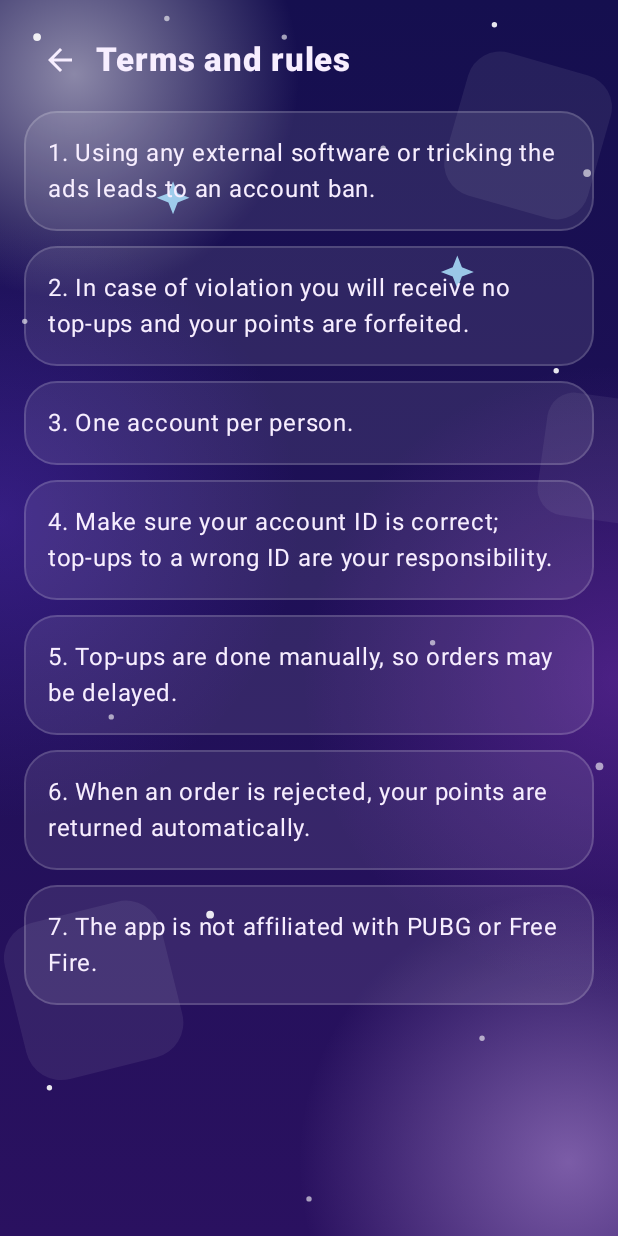
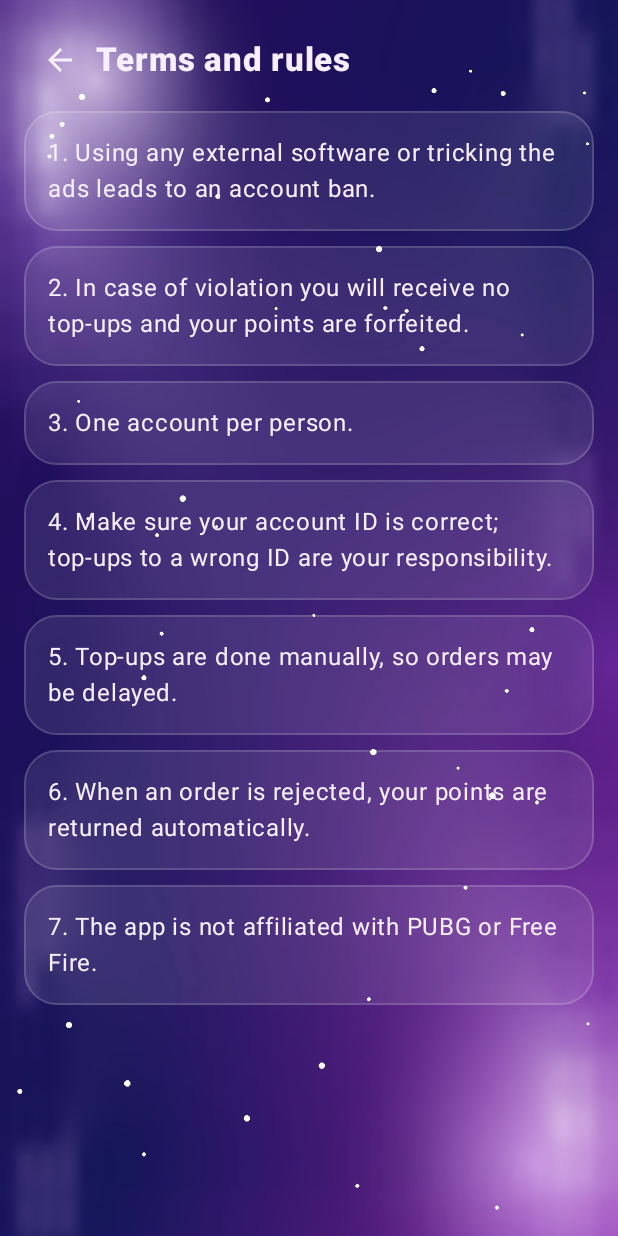
Before and after one commit to almqtrykarmbdalrhmn-ux/ghanima, an Android app built with Jetpack Compose: the screen it shows after launch (MainActivity), after a tap on "By signing up you accept the terms and r", on a phone screen of 412 x 824 dp. Run offline under Robolectric (Android 15) with nearby library versions, the phone set to English and light mode, and no system bars; our stand-ins replace AdMob; 3 other taps on this screen came first.

Commit message:
Add files via upload

```diff
--- a/android/app/src/main/java/com/honestreward/app/Art.kt
+++ b/android/app/src/main/java/com/honestreward/app/Art.kt
@@ -1,10 +1,13 @@
 package com.honestreward.app
 
 import androidx.compose.foundation.Canvas
+import androidx.compose.foundation.Image
 import androidx.compose.foundation.layout.fillMaxSize
+import androidx.compose.foundation.shape.RoundedCornerShape
 import androidx.compose.foundation.layout.size
 import androidx.compose.runtime.Composable
 import androidx.compose.ui.Modifier
+import androidx.compose.ui.draw.clip
 import androidx.compose.ui.geometry.CornerRadius
 import androidx.compose.ui.geometry.Offset
 import androidx.compose.ui.geometry.Size
@@ -15,43 +18,19 @@ import androidx.compose.ui.graphics.drawscope.DrawScope
 import androidx.compose.ui.graphics.drawscope.Stroke
 import androidx.compose.ui.graphics.drawscope.rotate
 import androidx.compose.ui.graphics.drawscope.scale
+import androidx.compose.ui.layout.ContentScale
+import androidx.compose.ui.res.painterResource
 import androidx.compose.ui.unit.Dp
 import androidx.compose.ui.unit.dp
 
 /** Translucent "watercolor" geometric shapes (circles, rounded squares, triangles) behind every screen. */
 @Composable fun GeoBackground() {
-    Canvas(Modifier.fillMaxSize()) {
-        val w = size.width
-        val h = size.height
-        if (Pal.dark) {
-            // Deep indigo/purple night sky: soft glowing orbs, faint rounded squares, small stars and two sparkles.
-            fun glow(c: Offset, r: Float, col: Color, a: Float) {
-                drawCircle(brush = Brush.radialGradient(listOf(col.copy(alpha = a), Color.Transparent), center = c, radius = r), radius = r, center = c)
-            }
-            glow(Offset(w * 0.12f, h * 0.06f), 150.dp.toPx(), Color.White, 0.50f)
-            glow(Offset(w * 0.92f, h * 0.94f), 180.dp.toPx(), Color(0xFFE0B8FF), 0.45f)
-            glow(Offset(w * 1.00f, h * 0.55f), 210.dp.toPx(), Color(0xFF9B3FD6), 0.35f)
-            glow(Offset(w * 0.00f, h * 0.42f), 200.dp.toPx(), Color(0xFF6D3DE8), 0.30f)
-            rotate(16f, Offset(w * 0.86f, h * 0.10f)) {
-                drawRoundRect(Color.White.copy(alpha = 0.07f), Offset(w * 0.74f, h * 0.05f), Size(w * 0.24f, w * 0.24f), CornerRadius(22.dp.toPx()))
-            }
-            rotate(-14f, Offset(w * 0.12f, h * 0.80f)) {
-                drawRoundRect(Color.White.copy(alpha = 0.07f), Offset(w * 0.02f, h * 0.74f), Size(w * 0.26f, w * 0.26f), CornerRadius(24.dp.toPx()))
-            }
-            rotate(8f, Offset(w * 0.96f, h * 0.36f)) {
-                drawRoundRect(Color.White.copy(alpha = 0.06f), Offset(w * 0.88f, h * 0.32f), Size(w * 0.20f, w * 0.20f), CornerRadius(18.dp.toPx()))
-            }
-            val stars = listOf(
-                Offset(0.06f, 0.03f), Offset(0.27f, 0.015f), Offset(0.46f, 0.03f), Offset(0.80f, 0.02f), Offset(0.95f, 0.14f),
-                Offset(0.04f, 0.26f), Offset(0.90f, 0.30f), Offset(0.18f, 0.58f), Offset(0.97f, 0.62f), Offset(0.08f, 0.88f),
-                Offset(0.50f, 0.97f), Offset(0.78f, 0.84f), Offset(0.34f, 0.74f), Offset(0.62f, 0.12f), Offset(0.70f, 0.52f)
-            )
-            stars.forEachIndexed { i, p ->
-                drawCircle(Color.White.copy(alpha = if (i % 3 == 0) 0.90f else 0.60f), (if (i % 4 == 0) 2.6f else 1.8f).dp.toPx(), Offset(w * p.x, h * p.y))
-            }
-            sparkle(Offset(w * 0.28f, h * 0.16f), 11.dp.toPx(), Color(0xFFA5E1FF).copy(alpha = 0.85f))
-            sparkle(Offset(w * 0.74f, h * 0.22f), 11.dp.toPx(), Color(0xFFA5E1FF).copy(alpha = 0.85f))
-        } else {
+    if (Pal.dark) {
+        Image(painterResource(R.drawable.ghanima_bg), contentDescription = null, modifier = Modifier.fillMaxSize(), contentScale = ContentScale.Crop)
+    } else {
+        Canvas(Modifier.fillMaxSize()) {
+            val w = size.width
+            val h = size.height
             val a = 0.12f
             drawCircle(PURPLE.copy(alpha = a), 130.dp.toPx(), Offset(w * 0.92f, h * 0.10f))
             drawCircle(CYAN.copy(alpha = a), 80.dp.toPx(), Offset(w * 0.05f, h * 0.28f))
@@ -81,19 +60,7 @@ private fun DrawScope.sparkle(c: Offset, r: Float, color: Color) {
 
 /** App logo: white gift box with an electric-blue ribbon and cyan sparkles on the maroon-purple-blue gradient. */
 @Composable fun GiftLogo(s: Dp) {
-    Canvas(Modifier.size(s)) {
-        val w = size.width
-        drawRoundRect(Brush.linearGradient(BRAND), cornerRadius = CornerRadius(w * 0.24f))
-        drawRoundRect(Color.White, Offset(w * 0.24f, w * 0.46f), Size(w * 0.52f, w * 0.34f), CornerRadius(w * 0.04f))
-        drawRoundRect(Color.White, Offset(w * 0.20f, w * 0.36f), Size(w * 0.60f, w * 0.13f), CornerRadius(w * 0.03f))
-        drawRect(BLUE, Offset(w * 0.47f, w * 0.36f), Size(w * 0.06f, w * 0.44f))
-        drawOval(BLUE, Offset(w * 0.33f, w * 0.22f), Size(w * 0.17f, w * 0.15f))
-        drawOval(BLUE, Offset(w * 0.50f, w * 0.22f), Size(w * 0.17f, w * 0.15f))
-        drawCircle(BLUE, w * 0.04f, Offset(w * 0.5f, w * 0.36f))
-        sparkle(Offset(w * 0.80f, w * 0.24f), w * 0.07f, CYAN)
-        sparkle(Offset(w * 0.22f, w * 0.28f), w * 0.045f, CYAN)
-        sparkle(Offset(w * 0.84f, w * 0.62f), w * 0.04f, CYAN)
-    }
+    Image(painterResource(R.drawable.ghanima_logo), contentDescription = null, modifier = Modifier.size(s).clip(RoundedCornerShape(s * 0.2f)))
 }
 
 /** Original illustrations for the store cards (no official game logos, no currency symbols). */
--- /dev/null
+++ b/android/app/src/main/res/drawable/ghanima_icon_inset.xml
@@ -0,0 +1,4 @@
+<?xml version="1.0" encoding="utf-8"?>
+<inset xmlns:android="http://schemas.android.com/apk/res/android"
+    android:drawable="@drawable/ghanima_icon"
+    android:inset="14%" />
--- a/android/app/src/main/res/mipmap-anydpi-v26/ic_launcher.xml
+++ b/android/app/src/main/res/mipmap-anydpi-v26/ic_launcher.xml
@@ -1,5 +1,5 @@
 <?xml version="1.0" encoding="utf-8"?>
 <adaptive-icon xmlns:android="http://schemas.android.com/apk/res/android">
-    <background android:drawable="@drawable/ic_launcher_background"/>
-    <foreground android:drawable="@drawable/ic_launcher_foreground"/>
+    <background android:drawable="@color/ic_launcher_background"/>
+    <foreground android:drawable="@drawable/ghanima_icon_inset"/>
 </adaptive-icon>
--- a/android/app/src/main/res/mipmap-anydpi-v26/ic_launcher_round.xml
+++ b/android/app/src/main/res/mipmap-anydpi-v26/ic_launcher_round.xml
@@ -1,5 +1,5 @@
 <?xml version="1.0" encoding="utf-8"?>
 <adaptive-icon xmlns:android="http://schemas.android.com/apk/res/android">
-    <background android:drawable="@drawable/ic_launcher_background"/>
-    <foreground android:drawable="@drawable/ic_launcher_foreground"/>
+    <background android:drawable="@color/ic_launcher_background"/>
+    <foreground android:drawable="@drawable/ghanima_icon_inset"/>
 </adaptive-icon>
--- a/android/app/src/main/res/values/colors.xml
+++ b/android/app/src/main/res/values/colors.xml
@@ -1,4 +1,4 @@
 <?xml version="1.0" encoding="utf-8"?>
 <resources>
-    <color name="ic_launcher_background">#050A24</color>
+    <color name="ic_launcher_background">#1B1458</color>
 </resources>
```
Also changed, not shown: android/app/src/main/res/drawable-nodpi/ghanima_bg.jpg (added), android/app/src/main/res/drawable-nodpi/ghanima_icon.png (added), android/app/src/main/res/drawable-nodpi/ghanima_logo.png (added), android/app/src/main/res/mipmap-hdpi/ic_launcher.png, android/app/src/main/res/mipmap-hdpi/ic_launcher_round.png, android/app/src/main/res/mipmap-mdpi/ic_launcher.png, android/app/src/main/res/mipmap-mdpi/ic_launcher_round.png, android/app/src/main/res/mipmap-xhdpi/ic_launcher.png, android/app/src/main/res/mipmap-xhdpi/ic_launcher_round.png, android/app/src/main/res/mipmap-xxhdpi/ic_launcher.png, android/app/src/main/res/mipmap-xxhdpi/ic_launcher_round.png, android/app/src/main/res/mipmap-xxxhdpi/ic_launcher.png, android/app/src/main/res/mipmap-xxxhdpi/ic_launcher_round.png, 1 other file.
